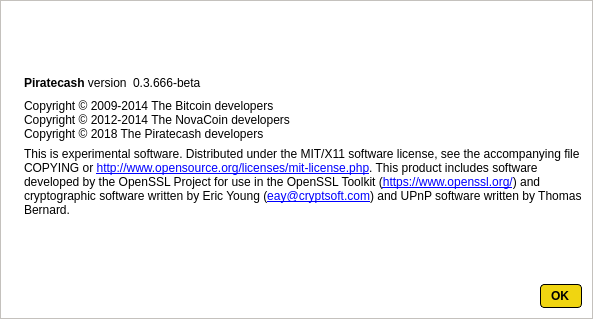
Qt form src/qt/forms/aboutdialog.ui (piratecash/piratecash) before a commit.
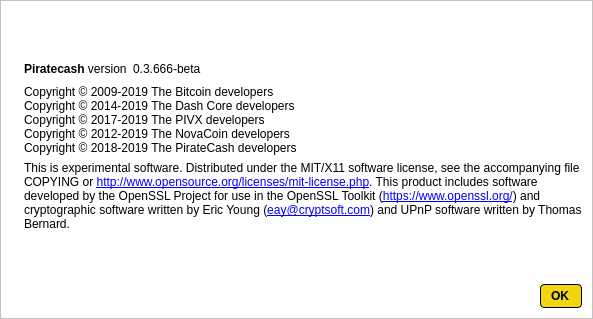
The same form after that commit. Icons and pictures are not drawn.

Patch:
```diff
--- a/src/qt/forms/aboutdialog.ui
+++ b/src/qt/forms/aboutdialog.ui
@@ -107,9 +107,11 @@
         <string notr="true">border: 0;</string>
        </property>
        <property name="text">
-        <string>Copyright © 2009-2014 The Bitcoin developers
-Copyright © 2012-2014 The NovaCoin developers
-Copyright © 2018 The Piratecash developers</string>
+        <string>Copyright © 2009-2019 The Bitcoin developers
+Copyright © 2014-2019 The Dash Core developers
+Copyright © 2017-2019 The PIVX developers
+Copyright © 2012-2019 The NovaCoin developers
+Copyright © 2018-2019 The PirateCash developers</string>
        </property>
        <property name="textInteractionFlags">
         <set>Qt::LinksAccessibleByMouse|Qt::TextSelectableByKeyboard|Qt::TextSelectableByMouse</set>
```
